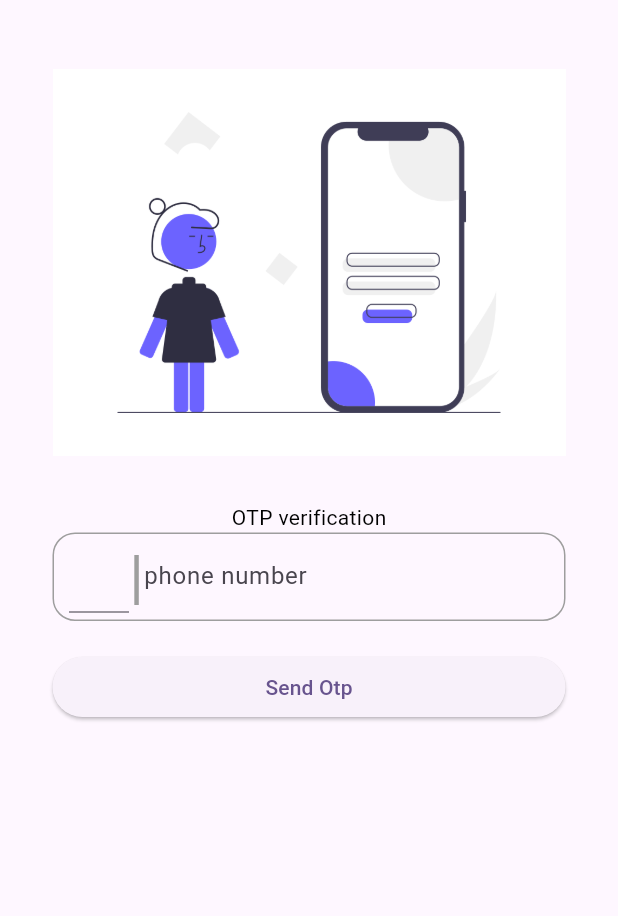
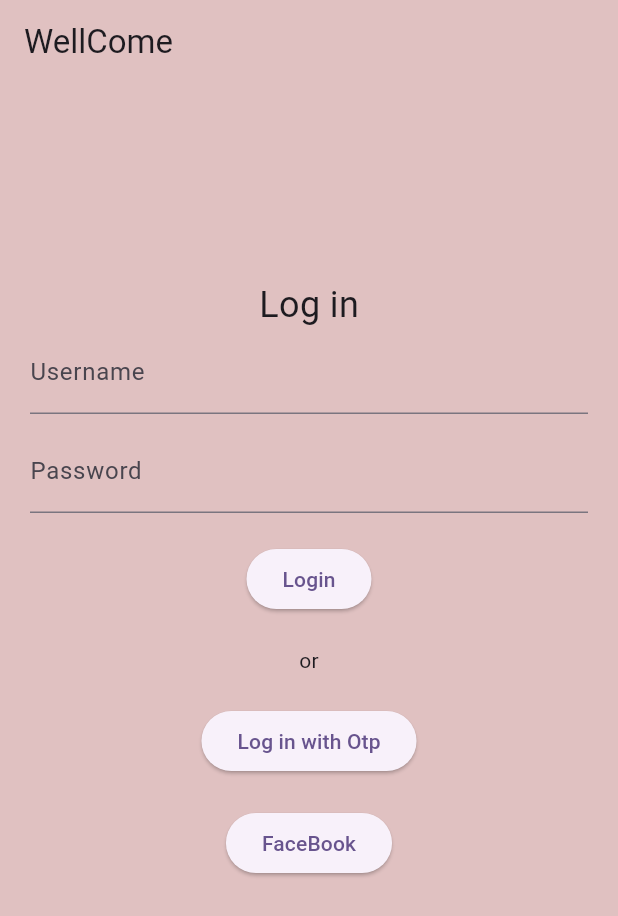
Before and after one commit to Vivekjoshi11/fotpv, a Flutter app: the screen it shows after launch, on a phone screen of 412 x 824 dp. Shown: the top 916 px of the screen. Run offline on Flutter 3.47's test engine with Material 2 defaults, Android fonts, the phone set to English and light mode, and no system bars; our stand-ins replace firebase_auth, firebase_core, font_awesome_flutter, pinput; missing offline and left inert: flutter_camera, flutter_facebook_auth; accounts and stored records are empty.

Commit message:
otp and facebook authentication

```diff
--- /dev/null
+++ b/lib/log_in.dart
@@ -0,0 +1,108 @@
+
+
+import 'package:flutter/material.dart';
+import 'package:font_awesome_flutter/font_awesome_flutter.dart';
+import 'package:fotpv/MyHome.dart';
+
+class log_in extends StatefulWidget {
+  const log_in({super.key});
+
+  @override
+  // ignore: library_private_types_in_public_api
+  _LoginPageState createState() => _LoginPageState();
+}
+
+class _LoginPageState extends State<log_in> {
+  // Declare variables for form fields
+  final _usernameController = TextEditingController();
+  final _passwordController = TextEditingController();
+
+  void onPhone() {
+    Navigator.pushNamed(context, '/phone');
+    print("login");
+  }
+  void onFb() {
+    Navigator.pushNamed(context, '/fauth');
+    print("login");
+  }
+
+  // Login button handler with validation
+  void _handleLogin() {
+    // Replace with your authentication logic (e.g., API call)
+    if (_usernameController.text.isNotEmpty && _passwordController.text.isNotEmpty) {
+      // Simulate successful login
+      Navigator.push(
+        context,
+        MaterialPageRoute(builder: (context) => const MyHome()),
+      ); // Replace with your home screen route
+    } else {
+      ScaffoldMessenger.of(context).showSnackBar(
+        const SnackBar(
+          content: Text('Please enter username and password'),
+          backgroundColor: Colors.red,
+        ),
+      );
+    }
+  }
+
+  @override
+  Widget build(BuildContext context) {
+    return Scaffold(
+
+      backgroundColor: const Color.fromARGB(255, 224, 193, 193),
+      appBar: AppBar(
+        backgroundColor: const Color.fromARGB(255, 224, 193, 193),
+        title: const Text('WellCome'),
+
+      ),
+      body: Padding(
+
+        padding: const EdgeInsets.all(20.0),
+        child: Column(
+
+          children: [
+
+
+            const SizedBox(height: 110.0),
+            const Text("Log in",
+            style: TextStyle(
+              fontSize: 24.0, // Change this value to adjust the font size
+            ),),
+            TextField(
+              controller: _usernameController,
+              decoration: const InputDecoration(
+                labelText: 'Username',
+              ),
+            ),
+            const SizedBox(height: 10.0),
+            TextField(
+              controller: _passwordController,
+              obscureText: true, // Hide password characters
+              decoration: const InputDecoration(
+                labelText: 'Password',
+              ),
+            ),
+            const SizedBox(height: 20.0),
+            ElevatedButton(
+              onPressed: _handleLogin,
+              child: const Text('Login'),
+            ),
+            const SizedBox(height: 20.0),
+            const Text("or"),
+            const SizedBox(height: 20.0),
+            ElevatedButton(
+              onPressed: onPhone, // Reference the function without parentheses
+              child: const Text('Log in with Otp'),
+            ),
+             const SizedBox(height: 20.0),
+            ElevatedButton(
+              onPressed: onFb, // Reference the function without parentheses
+              child: const Text("FaceBook"),
+            ),
+
+          ],
+        ),
+      ),
+    );
+  }
+}
--- a/lib/main.dart
+++ b/lib/main.dart
@@ -2,6 +2,8 @@ import 'package:firebase_core/firebase_core.dart';
 import 'package:flutter/material.dart';
 import 'package:fotpv/MyHome.dart';
 import 'package:fotpv/camera.dart';
+import 'package:fotpv/facebookauth.dart';
+import 'package:fotpv/log_in.dart';
 import 'package:fotpv/otp.dart';
 import 'package:fotpv/phone.dart';
 
@@ -23,13 +25,14 @@ class MyApp extends StatelessWidget {
         colorScheme: ColorScheme.fromSeed(seedColor: Colors.deepPurple),
         useMaterial3: true,
       ),
-      home: const Phone(),
+      home: const log_in(),
       // initialRoute: "/home",
       routes: {
-        // "/": (context) => const Phone(),
+        "/phone": (context) => const Phone(),
         "/otp": (context) => const Otp(),
         "/home": (context) => const MyHome(),
-        "/camera":(context) => const CameraPage()
+        "/camera":(context) => const CameraPage(),
+        "/fauth": (context) => const Fauth(),
       },
     );
   }
--- a/pubspec.yaml
+++ b/pubspec.yaml
@@ -40,6 +40,10 @@ dependencies:
   firebase_auth: ^4.6.3
   flutter_camera: ^0.1.1
   video_player: ^2.2.5
+  font_awesome_flutter: ^9.2.0
+  flutter_facebook_auth: ^6.2.0
+  # firebase_auth: ^4.2.0 # Firebase Authentication
+
 
 dev_dependencies:
   flutter_test:
```
Also changed, not shown: lib/MyHome.dart (+107 -13 lines), lib/facebookauth.dart (added, +123 -0 lines), lib/assets/images/image1.jpg (added), lib/assets/images/image2.jpg (added), pubspec.lock, 7 other files.
